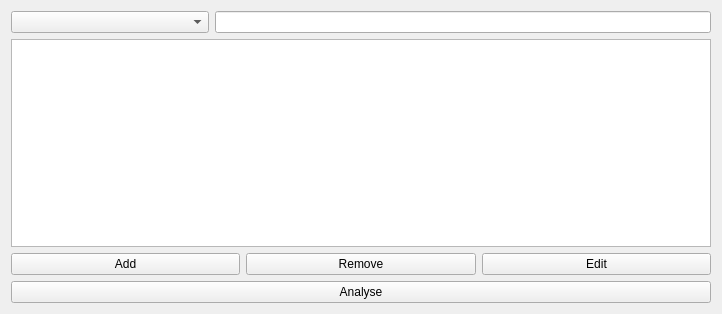
This is fr-database-app/ui/EntryBuyer.ui in rrfremen/fr-database-app as Qt 5 draws it before an edit. The edited form follows.
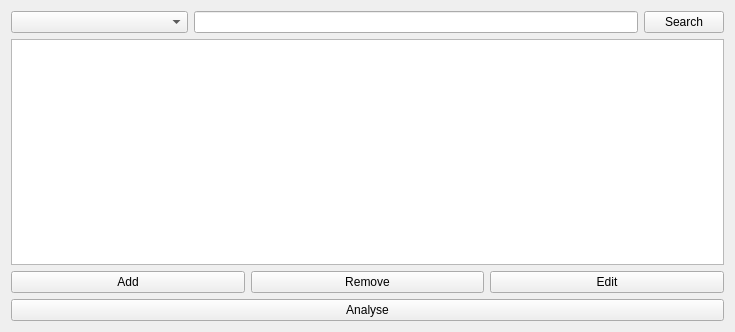
This is the edited form.

Commit message: Feat: add search button to GUI

Diff of the .ui file:
```diff
--- a/fr-database-app/ui/EntryBuyer.ui
+++ b/fr-database-app/ui/EntryBuyer.ui
@@ -6,8 +6,8 @@
    <rect>
     <x>0</x>
     <y>0</y>
-    <width>722</width>
-    <height>314</height>
+    <width>735</width>
+    <height>332</height>
    </rect>
   </property>
   <property name="windowTitle">
@@ -41,6 +41,13 @@
          </property>
         </widget>
        </item>
+       <item>
+        <widget class="QPushButton" name="pushButton_search">
+         <property name="text">
+          <string>Search</string>
+         </property>
+        </widget>
+       </item>
       </layout>
      </item>
      <item>
@@ -74,11 +81,15 @@
      <item>
       <layout class="QHBoxLayout" name="horizontalLayout_3">
        <item>
+        <layout class="QHBoxLayout" name="horizontalLayout_5">
+         <item>
         <widget class="QPushButton" name="pushButton_analyse">
          <property name="text">
           <string>Analyse</string>
          </property>
         </widget>
+         </item>
+        </layout>
        </item>
       </layout>
      </item>
```
Lines whose indentation alone changed are shown as unchanged. The commit also changes 1 other file.
